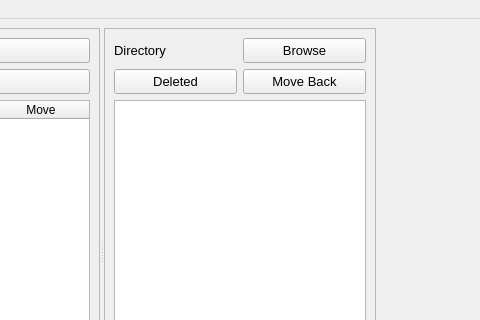
Qt form main.ui (B0und/WaifuFileSort) before a commit; both pictures show x 329 to 809 and y 0 to 320 of the 1141 by 509 pixel window.
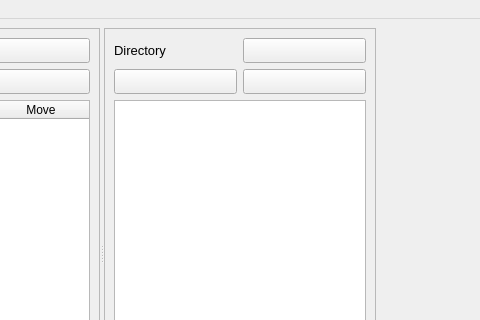
The same form after that commit. Icons and pictures are not drawn.

```diff
--- a/main.ui
+++ b/main.ui
@@ -194,7 +194,7 @@
            <string/>
           </property>
           <property name="text">
-           <string>Browse</string>
+           <string/>
           </property>
          </widget>
         </item>
@@ -219,7 +219,7 @@
            <string/>
           </property>
           <property name="text">
-           <string>Move Back</string>
+           <string/>
           </property>
          </widget>
         </item>
@@ -257,7 +257,7 @@
            <string/>
           </property>
           <property name="text">
-           <string>Deleted</string>
+           <string/>
           </property>
          </widget>
         </item>
```
Left out of the diff: 60 changed lines with no effect on the pictures.
